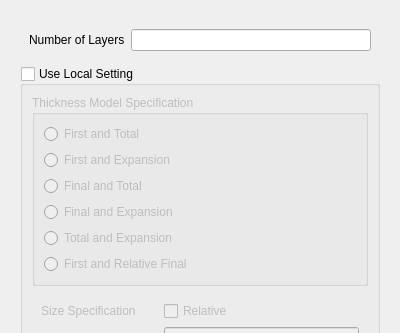
The window that view/boundaryLayer/boundary_setting_dialog.ui (nextfoam/baram) describes before a commit, drawn with Qt 5; both pictures show x 0 to 400 and y 0 to 333 of the 400 by 530 pixel window.
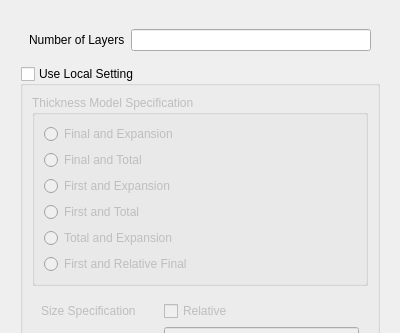
The same window after the commit.

Commit message: List layout has been changed to make the first itme to be a default one

Patch:
```diff
--- a/view/boundaryLayer/boundary_setting_dialog.ui
+++ b/view/boundaryLayer/boundary_setting_dialog.ui
@@ -51,36 +51,6 @@
             <string>Thickness Model Specification</string>
            </property>
            <layout class="QVBoxLayout" name="verticalLayout_21">
-            <item>
-             <widget class="QRadioButton" name="firstAndOverall">
-              <property name="text">
-               <string>First and Total</string>
-              </property>
-              <attribute name="buttonGroup">
-               <string notr="true">thicknessModelSpecificationRadios</string>
-              </attribute>
-             </widget>
-            </item>
-            <item>
-             <widget class="QRadioButton" name="firstAndExpansion">
-              <property name="text">
-               <string>First and Expansion</string>
-              </property>
-              <attribute name="buttonGroup">
-               <string notr="true">thicknessModelSpecificationRadios</string>
-              </attribute>
-             </widget>
-            </item>
-            <item>
-             <widget class="QRadioButton" name="finalAndOverall">
-              <property name="text">
-               <string>Final and Total</string>
-              </property>
-              <attribute name="buttonGroup">
-               <string notr="true">thicknessModelSpecificationRadios</string>
-              </attribute>
-             </widget>
-            </item>
             <item>
              <widget class="QRadioButton" name="finalAndExpansion">
               <property name="text">
@@ -91,6 +61,36 @@
               </attribute>
              </widget>
             </item>
+            <item>
+             <widget class="QRadioButton" name="finalAndOverall">
+              <property name="text">
+               <string>Final and Total</string>
+              </property>
+              <attribute name="buttonGroup">
+               <string notr="true">thicknessModelSpecificationRadios</string>
+              </attribute>
+             </widget>
+            </item>
+            <item>
+             <widget class="QRadioButton" name="firstAndExpansion">
+              <property name="text">
+               <string>First and Expansion</string>
+              </property>
+              <attribute name="buttonGroup">
+               <string notr="true">thicknessModelSpecificationRadios</string>
+              </attribute>
+             </widget>
+            </item>
+            <item>
+             <widget class="QRadioButton" name="firstAndOverall">
+              <property name="text">
+               <string>First and Total</string>
+              </property>
+              <attribute name="buttonGroup">
+               <string notr="true">thicknessModelSpecificationRadios</string>
+              </attribute>
+             </widget>
+            </item>
             <item>
              <widget class="QRadioButton" name="overallAndExpansion">
               <property name="text">
```
